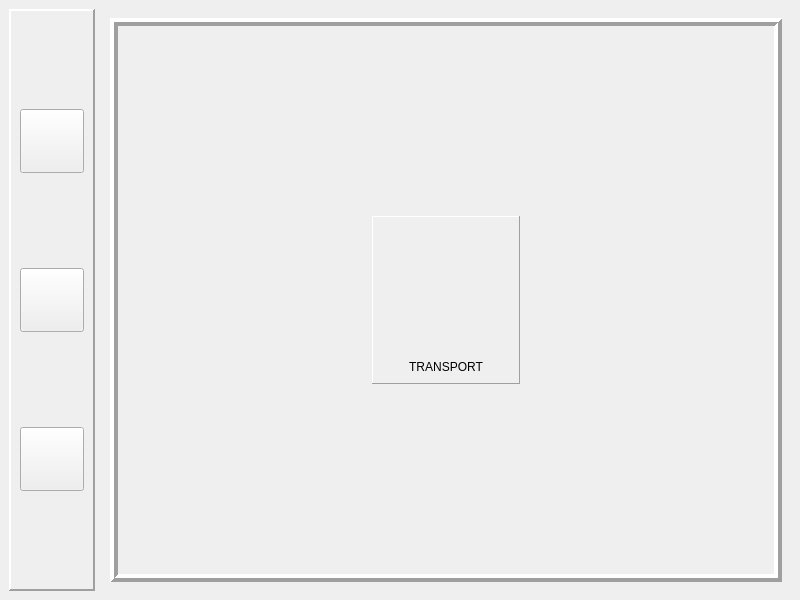
The window that src/views/MainWindow.ui (DinaTolotra/QReservation) describes before a commit, drawn with Qt 5.
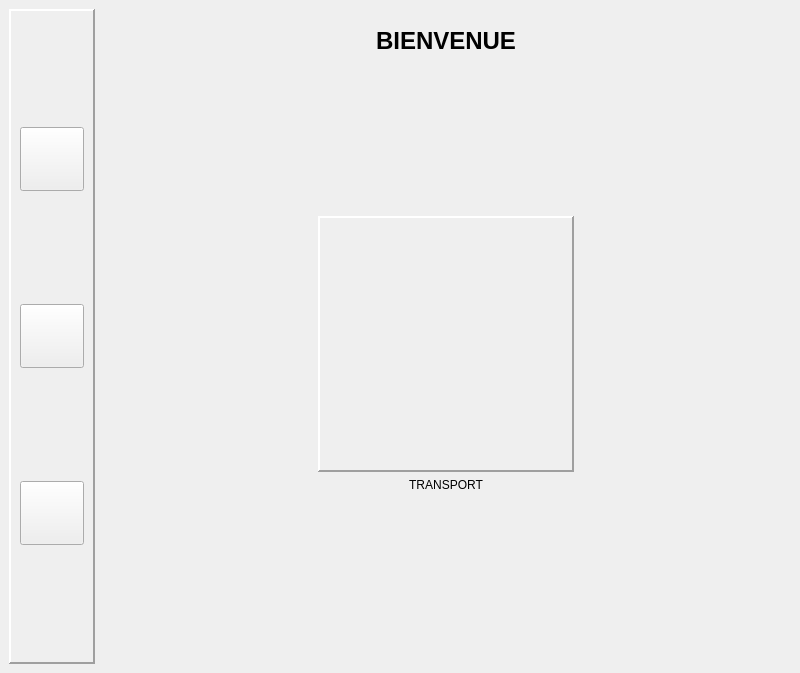
The same window after the commit. Icons and pictures are not drawn.

The edit to the form file:
```diff
--- a/src/views/MainWindow.ui
+++ b/src/views/MainWindow.ui
@@ -7,7 +7,7 @@
     <x>0</x>
     <y>0</y>
     <width>800</width>
-    <height>600</height>
+    <height>673</height>
    </rect>
   </property>
   <property name="sizePolicy">
@@ -169,42 +169,10 @@
            <enum>QFrame::Shadow::Raised</enum>
           </property>
           <property name="lineWidth">
-           <number>4</number>
+           <number>0</number>
           </property>
           <layout class="QGridLayout" name="gridLayout">
-           <item row="0" column="1">
-            <spacer name="spc">
-             <property name="orientation">
-              <enum>Qt::Orientation::Vertical</enum>
-             </property>
-             <property name="sizeType">
-              <enum>QSizePolicy::Policy::MinimumExpanding</enum>
-             </property>
-             <property name="sizeHint" stdset="0">
-              <size>
-               <width>20</width>
-               <height>135</height>
-              </size>
-             </property>
-            </spacer>
-           </item>
-           <item row="1" column="0">
-            <spacer name="spc_3">
-             <property name="orientation">
-              <enum>Qt::Orientation::Horizontal</enum>
-             </property>
-             <property name="sizeType">
-              <enum>QSizePolicy::Policy::MinimumExpanding</enum>
-             </property>
-             <property name="sizeHint" stdset="0">
-              <size>
-               <width>101</width>
-               <height>20</height>
-              </size>
-             </property>
-            </spacer>
-           </item>
-           <item row="1" column="2">
+           <item row="2" column="2">
             <spacer name="spc_4">
              <property name="orientation">
               <enum>Qt::Orientation::Horizontal</enum>
@@ -220,7 +188,7 @@
              </property>
             </spacer>
            </item>
-           <item row="2" column="1">
+           <item row="3" column="1">
             <spacer name="spc_2">
              <property name="orientation">
               <enum>Qt::Orientation::Vertical</enum>
@@ -236,14 +204,52 @@
              </property>
             </spacer>
            </item>
+           <item row="2" column="0">
+            <spacer name="spc_3">
+             <property name="orientation">
+              <enum>Qt::Orientation::Horizontal</enum>
+             </property>
+             <property name="sizeType">
+              <enum>QSizePolicy::Policy::MinimumExpanding</enum>
+             </property>
+             <property name="sizeHint" stdset="0">
+              <size>
+               <width>101</width>
+               <height>20</height>
+              </size>
+             </property>
+            </spacer>
+           </item>
            <item row="1" column="1">
+            <spacer name="spc">
+             <property name="orientation">
+              <enum>Qt::Orientation::Vertical</enum>
+             </property>
+             <property name="sizeType">
+              <enum>QSizePolicy::Policy::Expanding</enum>
+             </property>
+             <property name="sizeHint" stdset="0">
+              <size>
+               <width>20</width>
+               <height>135</height>
+              </size>
+             </property>
+            </spacer>
+           </item>
+           <item row="2" column="1">
             <widget class="QFrame" name="frame">
+             <property name="layoutDirection">
+              <enum>Qt::LayoutDirection::LeftToRight</enum>
+             </property>
              <property name="frameShape">
               <enum>QFrame::Shape::Panel</enum>
              </property>
              <property name="frameShadow">
               <enum>QFrame::Shadow::Raised</enum>
              </property>
+             <property name="lineWidth">
+              <number>0</number>
+             </property>
              <layout class="QVBoxLayout" name="lyt">
               <property name="sizeConstraint">
                <enum>QLayout::SizeConstraint::SetMinimumSize</enum>
@@ -251,19 +257,28 @@
               <item>
                <widget class="QLabel" name="logo">
                 <property name="sizePolicy">
-                 <sizepolicy hsizetype="Preferred" vsizetype="Preferred">
-                  <horstretch>0</horstretch>
-                  <verstretch>0</verstretch>
+                 <sizepolicy hsizetype="Fixed" vsizetype="Fixed">
+                  <horstretch>1</horstretch>
+                  <verstretch>1</verstretch>
                  </sizepolicy>
                 </property>
                 <property name="minimumSize">
                  <size>
-                  <width>128</width>
-                  <height>128</height>
+                  <width>256</width>
+                  <height>256</height>
                  </size>
                 </property>
+                <property name="frameShape">
+                 <enum>QFrame::Shape::Panel</enum>
+                </property>
+                <property name="frameShadow">
+                 <enum>QFrame::Shadow::Raised</enum>
+                </property>
+                <property name="lineWidth">
+                 <number>2</number>
+                </property>
                 <property name="text">
-                 <string>&lt;html&gt;&lt;head/&gt;&lt;body&gt;&lt;p&gt;&lt;img src=&quot;:/images/images/logo_128.png&quot;/&gt;&lt;/p&gt;&lt;/body&gt;&lt;/html&gt;</string>
+                 <string>&lt;html&gt;&lt;head/&gt;&lt;body&gt;&lt;p&gt;&lt;img src=&quot;:/images/images/logo_256.png&quot;/&gt;&lt;/p&gt;&lt;/body&gt;&lt;/html&gt;</string>
                 </property>
                 <property name="alignment">
                  <set>Qt::AlignmentFlag::AlignCenter</set>
@@ -283,6 +298,25 @@
              </layout>
             </widget>
            </item>
+           <item row="0" column="1">
+            <widget class="QLabel" name="welcomeLbl">
+             <property name="font">
+              <font>
+               <pointsize>18</pointsize>
+               <bold>true</bold>
+              </font>
+             </property>
+             <property name="text">
+              <string>BIENVENUE</string>
+             </property>
+             <property name="textFormat">
+              <enum>Qt::TextFormat::AutoText</enum>
+             </property>
+             <property name="alignment">
+              <set>Qt::AlignmentFlag::AlignCenter</set>
+             </property>
+            </widget>
+           </item>
           </layout>
          </widget>
         </item>
```
Left out of the diff: 2 changed lines with no effect on the pictures.
